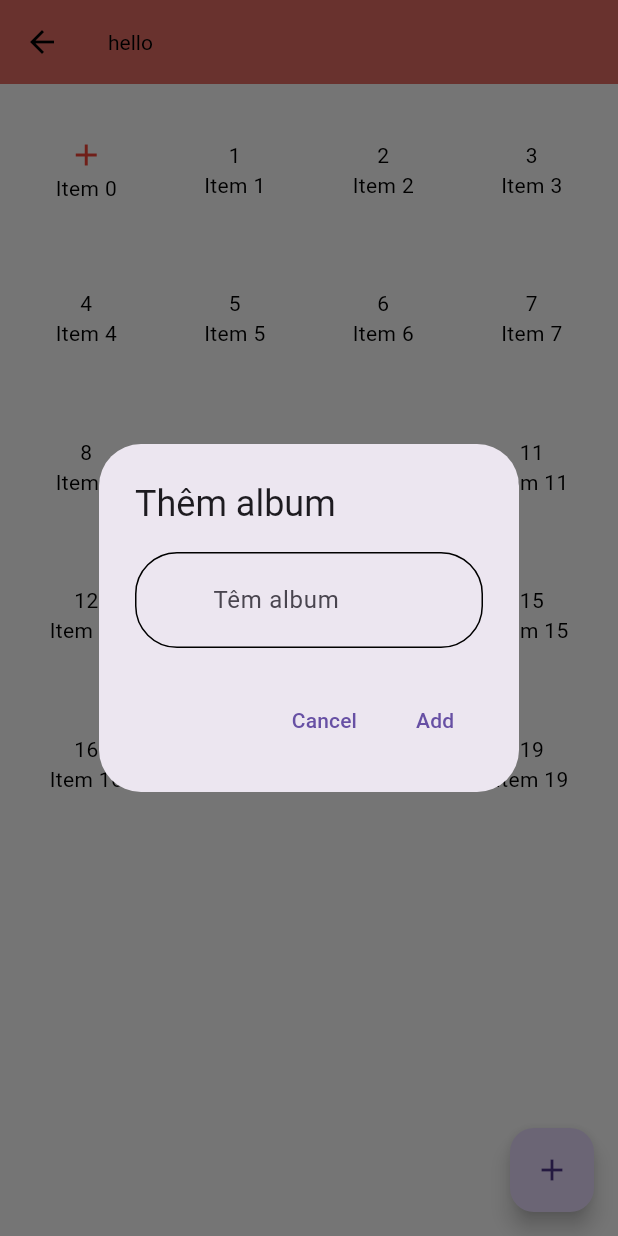
After one commit to javier1234559/photoapp, a Flutter app: the AddAlbumScreen screen opened directly, after a tap on the "add" icon, on a phone screen of 412 x 824 dp. The commit adds this screen. Run offline on Flutter 3.47's test engine with Material 3 defaults, Android fonts, the light colour scheme and no system bars; our stand-ins replace floor, logger, permission_handler, photo_view, share_plus, shared_preferences and 2 more; missing offline and left inert: photo_manager, photo_manager_image_provider; accounts and stored records are empty; generated files the repository leaves out were written again; Roboto replaces fonts that are missing (Muli).

Commit message:
feat: add Thinh code about UI addNewAdbulm

```diff
--- /dev/null
+++ b/lib/presentation/screens/add_album_screen.dart
@@ -0,0 +1,134 @@
+import 'package:flutter/material.dart';
+import 'dart:io';
+
+class AddAlbumScreen extends StatefulWidget {
+  const AddAlbumScreen({super.key});
+
+  @override
+  State<AddAlbumScreen> createState() => _AddAlbumScreenState();
+}
+
+class _AddAlbumScreenState extends State<AddAlbumScreen> {
+  List<File> _images = [];
+  Future<void> Addnewalbum() async {
+    String? newItem = await showDialog(
+      context: context,
+      builder: (BuildContext context) {
+        return MyDialog();
+      },
+    );
+    if (newItem != null) {
+      print('Added item: $newItem');
+      // Do something with the new item
+    } else {
+      print('No item added');
+    }
+  }
+
+  @override
+  Widget build(BuildContext context) {
+    return SafeArea(
+        child: Scaffold(
+      appBar: AppBar(
+        title: const Text("hello"),
+      ),
+      body: Padding(
+        padding: const EdgeInsets.all(10.0),
+        child: Center(
+          child: GridView.builder(
+            gridDelegate: const SliverGridDelegateWithFixedCrossAxisCount(
+              crossAxisCount: 4, // Number of columns in the grid
+              crossAxisSpacing: 4.0, // Spacing between columns
+              mainAxisSpacing: 4.0, // Spacing between rows
+            ),
+            itemCount: 20,
+            itemBuilder: (BuildContext context, int index) {
+              if (index == 0) {
+                return GestureDetector(
+                  onTap: () async {
+                    String? newItem = await showDialog(
+                      context: context,
+                      builder: (BuildContext context) {
+                        return MyDialog();
+                      },
+                    );
+                    // Handle the result of the dialog if needed
+                  },
+                  child: Container(
+                    color: Colors.white, // Set container color to white
+                    child: Column(
+                      mainAxisAlignment: MainAxisAlignment.center,
+                      children: [
+                        const Icon(
+                          Icons.add,
+                          color: Colors.red, // Set icon color to red
+                        ),
+                        Text('Item $index'), // Add text below the icon
+                      ],
+                    ),
+                  ),
+                );
+              } else {
+                return Center(
+                  child: Column(
+                    mainAxisAlignment: MainAxisAlignment.center,
+                    children: [
+                      Text("$index"),
+                      Text('Item $index'),
+                      // Display item index
+                    ],
+                  ),
+                );
+              }
+            },
+          ),
+        ),
+      ),
+      floatingActionButton: FloatingActionButton(
+        onPressed: Addnewalbum,
+        tooltip: 'Pick Image',
+        child: const Icon(Icons.add),
+      ),
+    ));
+  }
+}
+
+class MyDialog extends StatefulWidget {
+  const MyDialog({super.key});
+
+  @override
+  _MyDialogState createState() => _MyDialogState();
+}
+
+class _MyDialogState extends State<MyDialog> {
+  final TextEditingController _textFieldController = TextEditingController();
+
+  @override
+  Widget build(BuildContext context) {
+    return AlertDialog(
+      title: const Text('Thêm album'),
+      content: TextField(
+        controller: _textFieldController,
+        decoration: const InputDecoration(hintText: "Têm album"),
+      ),
+      actions: <Widget>[
+        TextButton(
+          onPressed: () {
+            Navigator.of(context).pop(); // Close the dialog
+          },
+          child: const Text('Cancel'),
+        ),
+        TextButton(
+          onPressed: () {
+            String newItem = _textFieldController.text;
+            if (newItem.isNotEmpty) {
+              Navigator.of(context)
+                  .pop(newItem); // Pass the new item back to the caller
+            }
+          },
+          child: Text('Add'),
+        ),
+      ],
+    );
+  }
+}
```
Also changed, not shown: lib/presentation/screens/detail_screen.dart (+33 -5 lines), lib/presentation/screens/gallery_screen.dart (+13 -14 lines).
